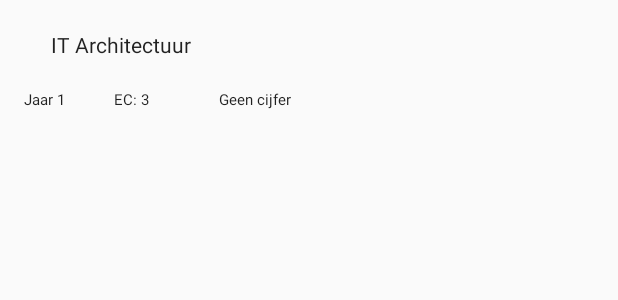
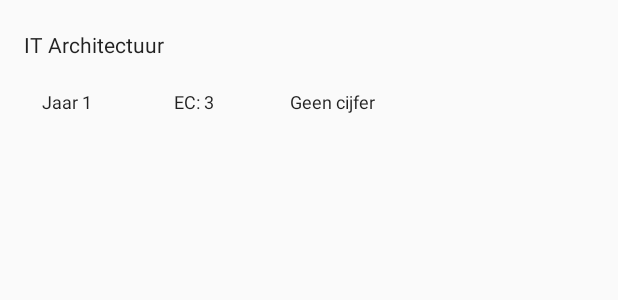
Before and after one commit to Joepin8/Course_Manager, an Android app: the layout view_content_row.xml on its own in the app's theme, with its tools: preview values and no code run, on a phone screen of 412 x 824 dp. Shown: the top 300 px of the screen. Run offline under Robolectric (Android 15) with nearby library versions, the phone set to English and light mode, and no system bars.

```diff
--- a/app/src/main/res/layout/view_content_row.xml
+++ b/app/src/main/res/layout/view_content_row.xml
@@ -11,73 +11,73 @@
 
     <TextView
         android:id="@+id/vak_naam"
-        android:layout_width="376dp"
-        android:layout_height="39dp"
-        android:layout_marginEnd="3dp"
-        android:layout_marginStart="3dp"
+        android:layout_width="0dp"
+        android:layout_height="0dp"
         android:paddingLeft="16dp"
         android:paddingRight="16dp"
         android:paddingTop="20dp"
         android:text="IT Architectuur"
         android:textAppearance="@style/TextAppearance.AppCompat.Subhead"
         android:textSize="14sp"
-        app:layout_constraintBottom_toBottomOf="parent"
+        tools:layout_constraintTop_creator="1"
+        tools:layout_constraintRight_creator="1"
+        tools:layout_constraintBottom_creator="1"
+        app:layout_constraintBottom_toTopOf="@+id/vak_jaar"
+        app:layout_constraintRight_toRightOf="parent"
+        tools:layout_constraintLeft_creator="1"
         app:layout_constraintLeft_toLeftOf="parent"
-        app:layout_constraintRight_toRightOf="parent"
-        app:layout_constraintTop_toTopOf="parent"
-        app:layout_constraintVertical_bias="0.0"
-        tools:layout_constraintBottom_creator="1"
-        tools:layout_constraintLeft_creator="1"
-        tools:layout_constraintRight_creator="1"
-        tools:layout_constraintTop_creator="1" />
+        app:layout_constraintTop_toTopOf="parent" />
 
     <TextView
         android:id="@+id/vak_cijfer"
         android:layout_width="135dp"
-        android:layout_height="33dp"
+        android:layout_height="40dp"
         android:paddingLeft="16dp"
         android:paddingRight="16dp"
         android:paddingTop="20dp"
         android:text="Geen cijfer"
         android:textAppearance="@style/TextAppearance.AppCompat.Body1"
-        android:textSize="10sp"
+        android:textSize="12sp"
         app:layout_constraintBaseline_toBaselineOf="@+id/vak_ec"
-        app:layout_constraintLeft_toRightOf="@+id/vak_ec"
         tools:layout_constraintBaseline_creator="1"
         tools:layout_constraintLeft_creator="1"
-        android:layout_marginLeft="10dp" />
+        app:layout_constraintLeft_toRightOf="@+id/vak_ec" />
 
     <TextView
         android:id="@+id/vak_jaar"
-        android:layout_width="60dp"
-        android:layout_height="34dp"
+        android:layout_width="0dp"
+        android:layout_height="40dp"
+        android:layout_marginStart="12dp"
         android:paddingLeft="16dp"
         android:paddingRight="16dp"
         android:paddingTop="20dp"
         android:text="Jaar 1"
+        android:textAlignment="viewStart"
         android:textAppearance="@style/TextAppearance.AppCompat.Body1"
-        android:textSize="10sp"
+        android:textSize="12sp"
+        app:layout_constraintRight_toLeftOf="@+id/vak_ec"
+        tools:layout_constraintRight_creator="1"
         app:layout_constraintBaseline_toBaselineOf="@+id/vak_ec"
-        app:layout_constraintLeft_toLeftOf="parent"
         tools:layout_constraintBaseline_creator="1"
         tools:layout_constraintLeft_creator="1"
-        android:layout_marginLeft="0dp" />
+        app:layout_constraintLeft_toLeftOf="@+id/vak_naam" />
 
     <TextView
         android:id="@+id/vak_ec"
-        android:layout_width="60dp"
-        android:layout_height="34dp"
+        android:layout_width="77dp"
+        android:layout_height="40dp"
         android:paddingLeft="16dp"
         android:paddingRight="16dp"
         android:paddingTop="20dp"
         android:text="EC: 3"
         android:textAppearance="@style/TextAppearance.AppCompat.Body1"
-        android:textSize="10sp"
-        app:layout_constraintLeft_toRightOf="@+id/vak_jaar"
-        app:layout_constraintTop_toBottomOf="@+id/vak_naam"
+        android:textSize="12sp"
+        tools:layout_constraintTop_creator="1"
+        android:layout_marginStart="100dp"
+        android:layout_marginTop="39dp"
         tools:layout_constraintLeft_creator="1"
-        tools:layout_constraintTop_creator="1"
-        android:layout_marginLeft="0dp"
-        android:layout_marginTop="0dp" />
+        app:layout_constraintLeft_toLeftOf="parent"
+        app:layout_constraintTop_toTopOf="parent"
+        android:layout_marginLeft="100dp" />
 
 </android.support.constraint.ConstraintLayout>
```
